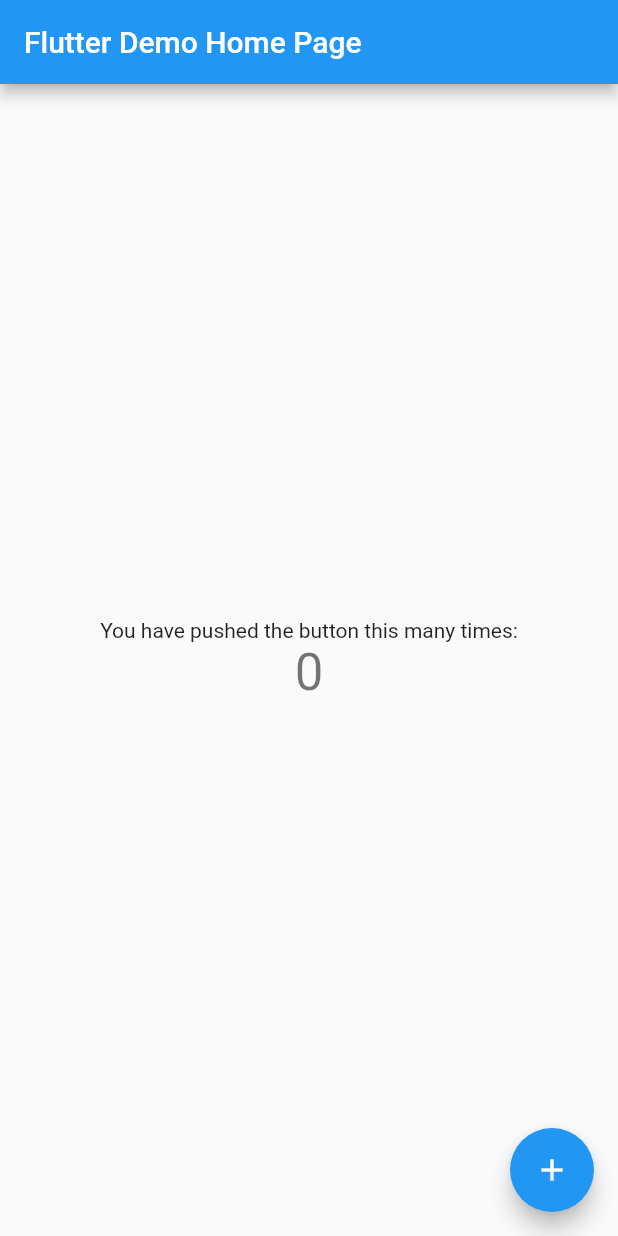
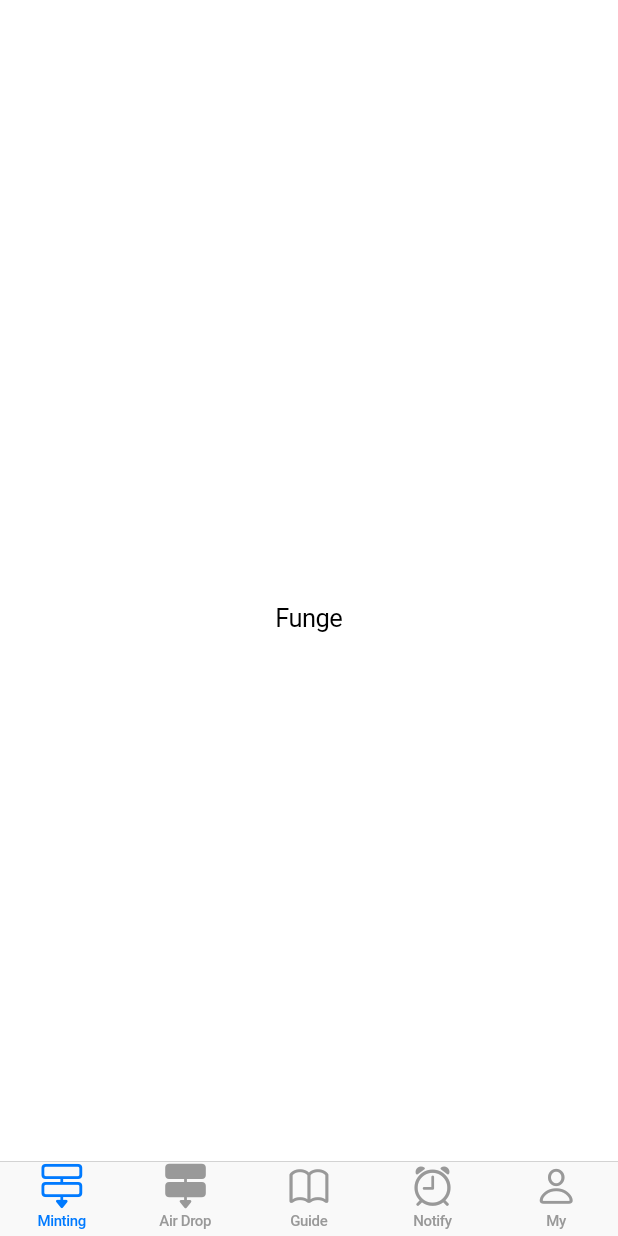
Before and after one commit to Funge-NFT-minting-guide/front, a Flutter app: the screen it shows after launch, on a phone screen of 412 x 824 dp. Run offline on Flutter 3.47's test engine with Material 2 defaults, Android fonts, the phone set to English and light mode, and no system bars.

Commit message:
bottom created

```diff
--- a/analysis_options.yaml
+++ b/analysis_options.yaml
@@ -22,6 +22,11 @@ linter:
   # `// ignore_for_file: name_of_lint` syntax on the line or in the file
   # producing the lint.
   rules:
+    prefer_typing_uninitialized_variables: false
+    prefer_const_constructors_in_immutables: false
+    prefer_const_constructors: false
+    avoid_print: false
+    prefer_const_literals_to_create_immutables: false
     # avoid_print: false  # Uncomment to disable the `avoid_print` rule
     # prefer_single_quotes: true  # Uncomment to enable the `prefer_single_quotes` rule
 
--- a/lib/main.dart
+++ b/lib/main.dart
@@ -1,115 +1,51 @@
 import 'package:flutter/material.dart';
-
+import 'package:flutter/cupertino.dart';
 void main() {
   runApp(const MyApp());
 }
-
+// stless
 class MyApp extends StatelessWidget {
   const MyApp({Key? key}) : super(key: key);
-
-  // This widget is the root of your application.
   @override
   Widget build(BuildContext context) {
-    return MaterialApp(
-      title: 'Flutter Demo',
-      theme: ThemeData(
-        // This is the theme of your application.
-        //
-        // Try running your application with "flutter run". You'll see the
-        // application has a blue toolbar. Then, without quitting the app, try
-        // changing the primarySwatch below to Colors.green and then invoke
-        // "hot reload" (press "r" in the console where you ran "flutter run",
-        // or simply save your changes to "hot reload" in a Flutter IDE).
-        // Notice that the counter didn't reset back to zero; the application
-        // is not restarted.
-        primarySwatch: Colors.blue,
-      ),
-      home: const MyHomePage(title: 'Flutter Demo Home Page'),
+
+    return CupertinoApp(
+      home: MainWidget(),
+    );
+
+  }
+}
+
+class MainWidget extends StatelessWidget {
+  @override
+  Widget build(BuildContext context) {
+
+    List<BottomNavigationBarItem> items = [
+      BottomNavigationBarItem(icon: Icon(CupertinoIcons.flowchart), label: 'Minting'),
+      BottomNavigationBarItem(icon: Icon(CupertinoIcons.flowchart_fill), label: 'Air Drop'),
+      BottomNavigationBarItem(icon: Icon(CupertinoIcons.book), label: 'Guide'),
+      BottomNavigationBarItem(icon: Icon(CupertinoIcons.alarm), label: 'Notify'),
+      BottomNavigationBarItem(icon: Icon(CupertinoIcons.person), label: 'My'),
+    ];
+
+    return CupertinoTabScaffold(
+      tabBar: CupertinoTabBar(items: items),
+      tabBuilder: (context, index) {
+        switch (index) {
+          case 0:
+            return Center(child: Text("Funge"));
+          case 1:
+            return Center(child: Text("두번쨰"));
+          case 2:
+            return Center(child: Text("세번째"));
+          case 3:
+            return Center(child: Text("네번째"));
+          case 4:
+            return Center(child: Text("다섯번째"));
+          default:
+            return Center(child: Text("첫번째"));
+        }
+      },
     );
   }
 }
-
-class MyHomePage extends StatefulWidget {
-  const MyHomePage({Key? key, required this.title}) : super(key: key);
-
-  // This widget is the home page of your application. It is stateful, meaning
-  // that it has a State object (defined below) that contains fields that affect
-  // how it looks.
-
-  // This class is the configuration for the state. It holds the values (in this
-  // case the title) provided by the parent (in this case the App widget) and
-  // used by the build method of the State. Fields in a Widget subclass are
-  // always marked "final".
-
-  final String title;
-
-  @override
-  State<MyHomePage> createState() => _MyHomePageState();
-}
-
-class _MyHomePageState extends State<MyHomePage> {
-  int _counter = 0;
-
-  void _incrementCounter() {
-    setState(() {
-      // This call to setState tells the Flutter framework that something has
-      // changed in this State, which causes it to rerun the build method below
-      // so that the display can reflect the updated values. If we changed
-      // _counter without calling setState(), then the build method would not be
-      // called again, and so nothing would appear to happen.
-      _counter++;
-    });
-  }
-
-  @override
-  Widget build(BuildContext context) {
-    // This method is rerun every time setState is called, for instance as done
-    // by the _incrementCounter method above.
-    //
-    // The Flutter framework has been optimized to make rerunning build methods
-    // fast, so that you can just rebuild anything that needs updating rather
-    // than having to individually change instances of widgets.
-    return Scaffold(
-      appBar: AppBar(
-        // Here we take the value from the MyHomePage object that was created by
-        // the App.build method, and use it to set our appbar title.
-        title: Text(widget.title),
-      ),
-      body: Center(
-        // Center is a layout widget. It takes a single child and positions it
-        // in the middle of the parent.
-        child: Column(
-          // Column is also a layout widget. It takes a list of children and
-          // arranges them vertically. By default, it sizes itself to fit its
-          // children horizontally, and tries to be as tall as its parent.
-          //
-          // Invoke "debug painting" (press "p" in the console, choose the
-          // "Toggle Debug Paint" action from the Flutter Inspector in Android
-          // Studio, or the "Toggle Debug Paint" command in Visual Studio Code)
-          // to see the wireframe for each widget.
-          //
-          // Column has various properties to control how it sizes itself and
-          // how it positions its children. Here we use mainAxisAlignment to
-          // center the children vertically; the main axis here is the vertical
-          // axis because Columns are vertical (the cross axis would be
-          // horizontal).
-          mainAxisAlignment: MainAxisAlignment.center,
-          children: <Widget>[
-            const Text(
-              'You have pushed the button this many times:',
-            ),
-            Text(
-              '$_counter',
-              style: Theme.of(context).textTheme.headline4,
-            ),
-          ],
-        ),
-      ),
-      floatingActionButton: FloatingActionButton(
-        onPressed: _incrementCounter,
-        tooltip: 'Increment',
-        child: const Icon(Icons.add),
-      ), // This trailing comma makes auto-formatting nicer for build methods.
-    );
-  }
-}
```
